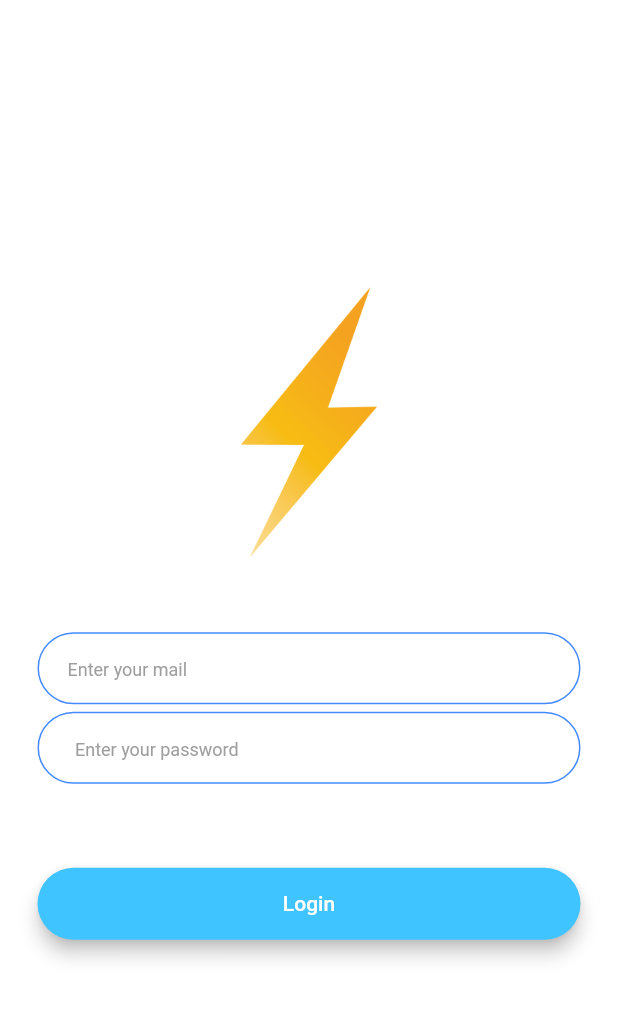
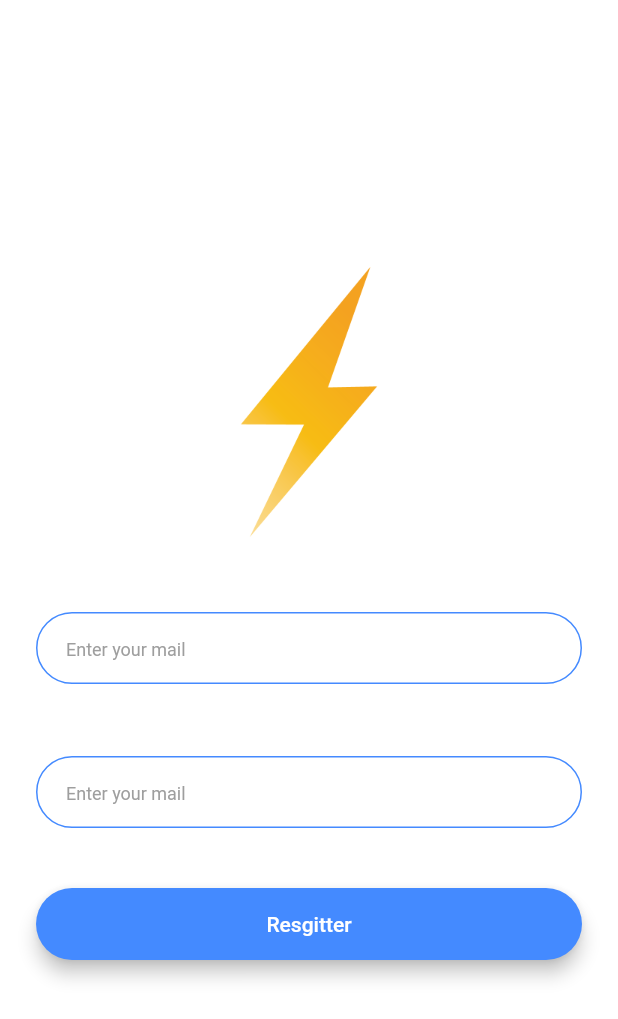
Before and after one commit to hungto228/flutter_flash_chat_reatime, a Flutter app: the screen it shows after launch, after a tap on "resgitter", on a phone screen of 412 x 824 dp. Shown: the top 1019 px of the screen. Run offline on Flutter 3.47's test engine with Material 2 defaults, Android fonts, the phone set to English and light mode, and no system bars.

Commit message:
add resgiter screen

```diff
--- /dev/null
+++ b/lib/screen/resgitransion_screen.dart
@@ -0,0 +1,111 @@
+import 'package:flutter/cupertino.dart';
+import 'package:flutter/material.dart';
+
+class ResgitransionScreen extends StatefulWidget {
+  @override
+  _ResgitransionScreenState createState() => _ResgitransionScreenState();
+}
+
+class _ResgitransionScreenState extends State<ResgitransionScreen> {
+  @override
+  Widget build(BuildContext context) {
+    return Scaffold(
+      backgroundColor: Colors.white,
+      body: Padding(
+        padding: EdgeInsets.symmetric(horizontal: 24),
+        child: Column(
+          mainAxisAlignment: MainAxisAlignment.center,
+          crossAxisAlignment: CrossAxisAlignment.stretch,
+          children: [
+            Container(
+              height: 200.0,
+              child: Image.asset("images/logo.png"),
+            ),
+            SizedBox(
+              height: 40.0,
+            ),
+            TextField(
+              style: TextStyle(color: Colors.grey),
+              onChanged: (values) {},
+              decoration: InputDecoration(
+                hintText: "Enter your mail",
+                hintStyle: Theme.of(context)
+                    .textTheme
+                    .caption!
+                    .copyWith(color: Colors.grey),
+                contentPadding:
+                    EdgeInsets.symmetric(vertical: 10.0, horizontal: 20.0),
+                border: OutlineInputBorder(
+                  borderRadius: BorderRadius.all(Radius.circular(32.0)),
+                ),
+                enabledBorder: OutlineInputBorder(
+                  borderRadius: BorderRadius.all(
+                    Radius.circular(32.0),
+                  ),
+                  borderSide: BorderSide(color: Colors.blueAccent, width: 1.0),
+                ),
+                focusedBorder: OutlineInputBorder(
+                  borderRadius: BorderRadius.all(
+                    Radius.circular(32.0),
+                  ),
+                  borderSide: BorderSide(color: Colors.blueAccent, width: 2),
+                ),
+              ),
+            ),
+            SizedBox(
+              height: 48.0,
+            ),
+            TextField(
+              style: TextStyle(color: Colors.grey),
+              onChanged: (values) {},
+              decoration: InputDecoration(
+                hintText: "Enter your mail",
+                hintStyle: Theme.of(context)
+                    .textTheme
+                    .caption!
+                    .copyWith(color: Colors.grey),
+                contentPadding:
+                    EdgeInsets.symmetric(vertical: 10.0, horizontal: 20.0),
+                border: OutlineInputBorder(
+                  borderRadius: BorderRadius.all(Radius.circular(32.0)),
+                ),
+                enabledBorder: OutlineInputBorder(
+                  borderRadius: BorderRadius.all(
+                    Radius.circular(32.0),
+                  ),
+                  borderSide: BorderSide(color: Colors.blueAccent, width: 1.0),
+                ),
+                focusedBorder: OutlineInputBorder(
+                  borderRadius: BorderRadius.all(
+                    Radius.circular(32.0),
+                  ),
+                  borderSide: BorderSide(color: Colors.blueAccent, width: 2.0),
+                ),
+              ),
+            ),
+            SizedBox(
+              height: 24,
+            ),
+            Padding(
+              padding: EdgeInsets.symmetric(vertical: 16),
+              child: Material(
+                color: Colors.blueAccent,
+                borderRadius: BorderRadius.all(Radius.circular(30.0)),
+                elevation: 5.0,
+                child: MaterialButton(
+                  onPressed: () {},
+                  minWidth: 200.0,
+                  height: 42.0,
+                  child: Text(
+                    "Resgitter",
+                    style: TextStyle(color: Colors.white),
+                  ),
+                ),
+              ),
+            )
+          ],
+        ),
+      ),
+    );
+  }
+}
--- a/lib/screen/welcome_screen.dart
+++ b/lib/screen/welcome_screen.dart
@@ -1,6 +1,7 @@
 import 'package:flutter/cupertino.dart';
 import 'package:flutter/material.dart';
 import 'package:flutter_flash_chat_reatime/screen/login_screen.dart';
+import 'package:flutter_flash_chat_reatime/screen/resgitransion_screen.dart';
 
 class WelcomeScreen extends StatefulWidget {
   @override
@@ -64,7 +65,7 @@ class _WelcomeScreenState extends State<WelcomeScreen> {
                       Navigator.push(
                           context,
                           MaterialPageRoute(
-                              builder: (context) => LoginScreen()));
+                              builder: (context) => ResgitransionScreen()));
                     });
                   },
                   child: Text(
```
